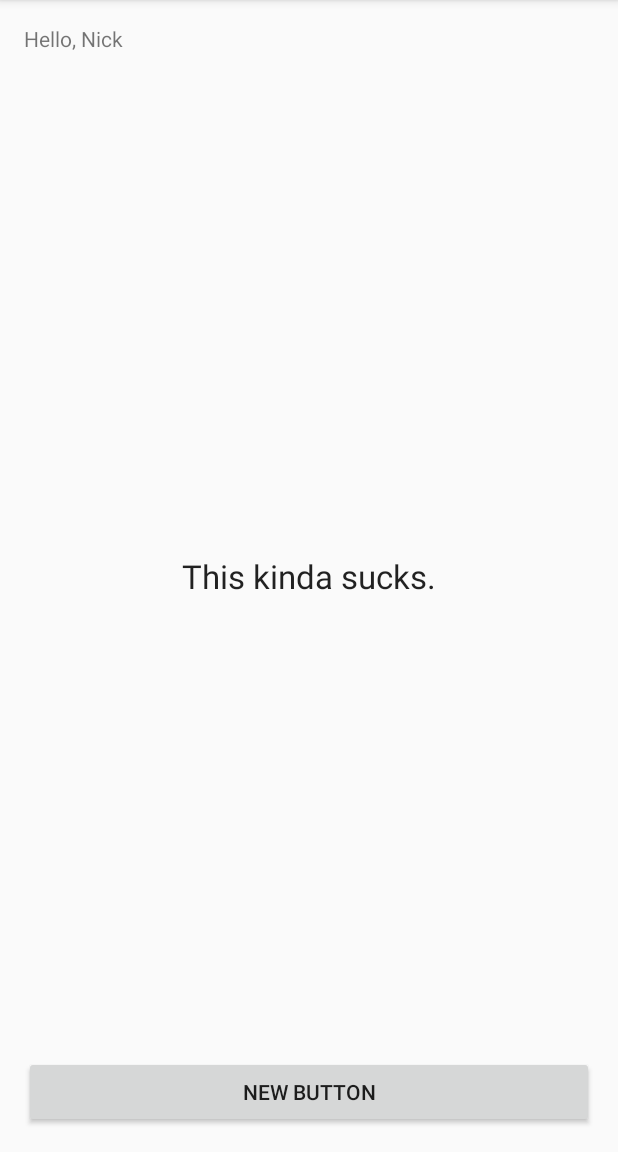
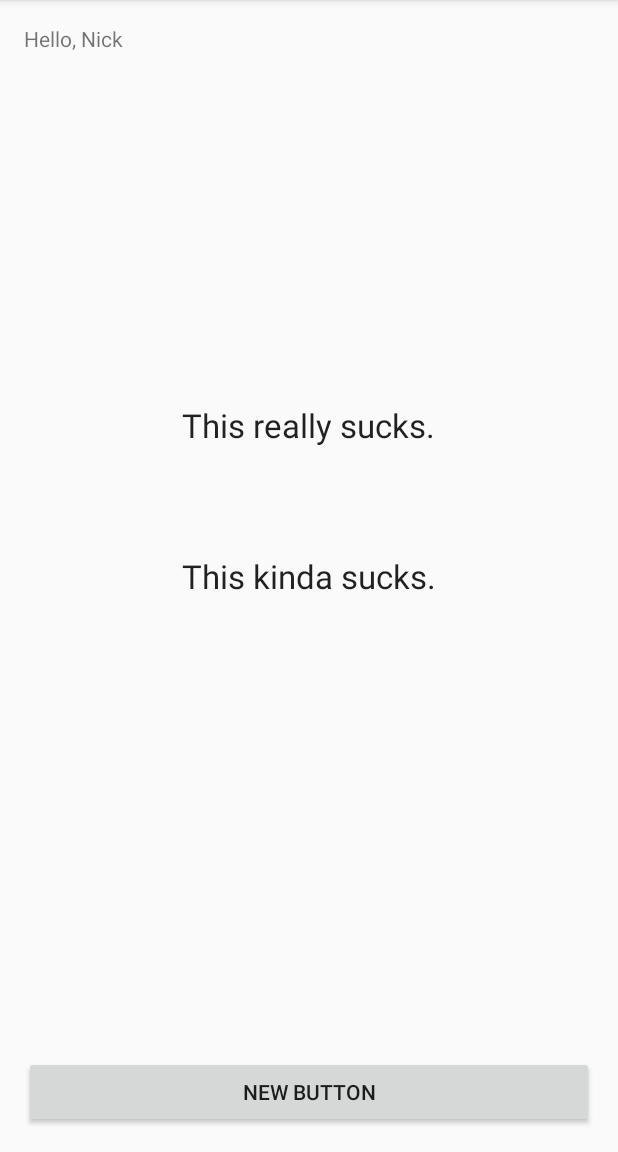
Before and after one commit to ScottTeichert1/TempoSensor, an Android app: the screen it shows after launch (MainActivity), on a phone screen of 412 x 824 dp, the part 84-1236 px from its top. Run offline under Robolectric (Android 15) with nearby library versions, the phone set to English and light mode, and no system bars.

Commit message:
Test on Daniel

```diff
--- a/app/src/main/res/layout/activity_main.xml
+++ b/app/src/main/res/layout/activity_main.xml
@@ -26,4 +26,14 @@
         android:layout_centerVertical="true"
         android:layout_centerHorizontal="true" />
 
+    <TextView
+        android:layout_width="wrap_content"
+        android:layout_height="wrap_content"
+        android:textAppearance="?android:attr/textAppearanceLarge"
+        android:text="@string/sucks"
+        android:id="@+id/textView2"
+        android:layout_above="@+id/textView"
+        android:layout_centerHorizontal="true"
+        android:layout_marginBottom="71dp" />
+
 </RelativeLayout>
--- a/app/src/main/res/values/strings.xml
+++ b/app/src/main/res/values/strings.xml
@@ -4,4 +4,5 @@
     <string name="hello_world">Hello, Nick</string>
     <string name="action_settings">Settings</string>
     <string name="this_kinda_sucks">This kinda sucks.</string>
+    <string name="sucks">This really sucks.</string>
 </resources>
```
